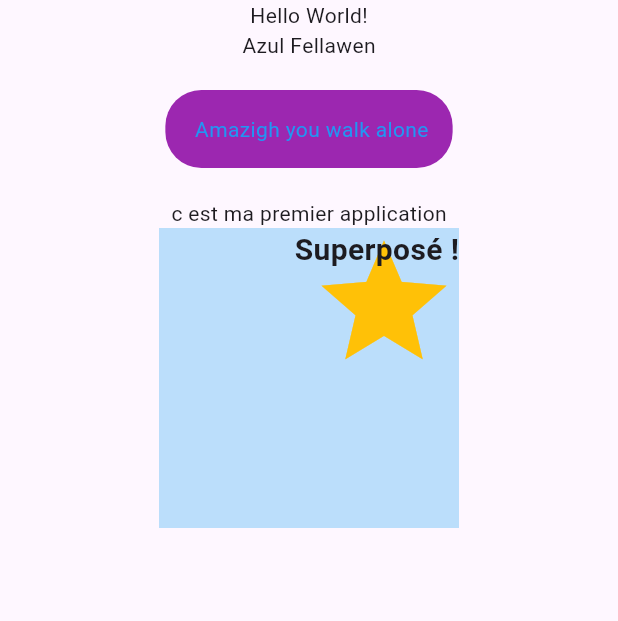
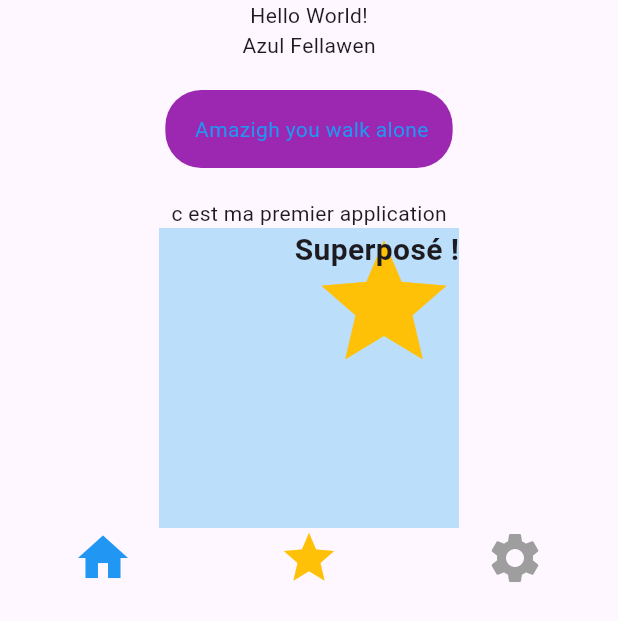
Before and after one commit to SMAILIKH/atelier-4, a Flutter app: the screen it shows after launch, on a phone screen of 412 x 824 dp. Shown: the top 621 px of the screen. Run offline on Flutter 3.47's test engine with Material 3 defaults, Android fonts, the phone set to English and light mode, and no system bars.

Commit message:
etape 5 - Rowavec quatre icons

```diff
--- a/flutter_app_widgets_base/lib/main.dart
+++ b/flutter_app_widgets_base/lib/main.dart
@@ -40,6 +40,15 @@ class MainApp extends StatelessWidget {
                   ),
                 ],
               ),
+              Row(
+                mainAxisAlignment: MainAxisAlignment.spaceAround,
+                crossAxisAlignment: CrossAxisAlignment.center,
+                children: [
+                  Icon(Icons.home, color: Colors.blue, size: 40),
+                  Icon(Icons.star, color: Colors.amber, size: 40),
+                  Icon(Icons.settings, color: Colors.grey, size: 40),
+                ],
+              ),
             ],
           ),
         ),
```
